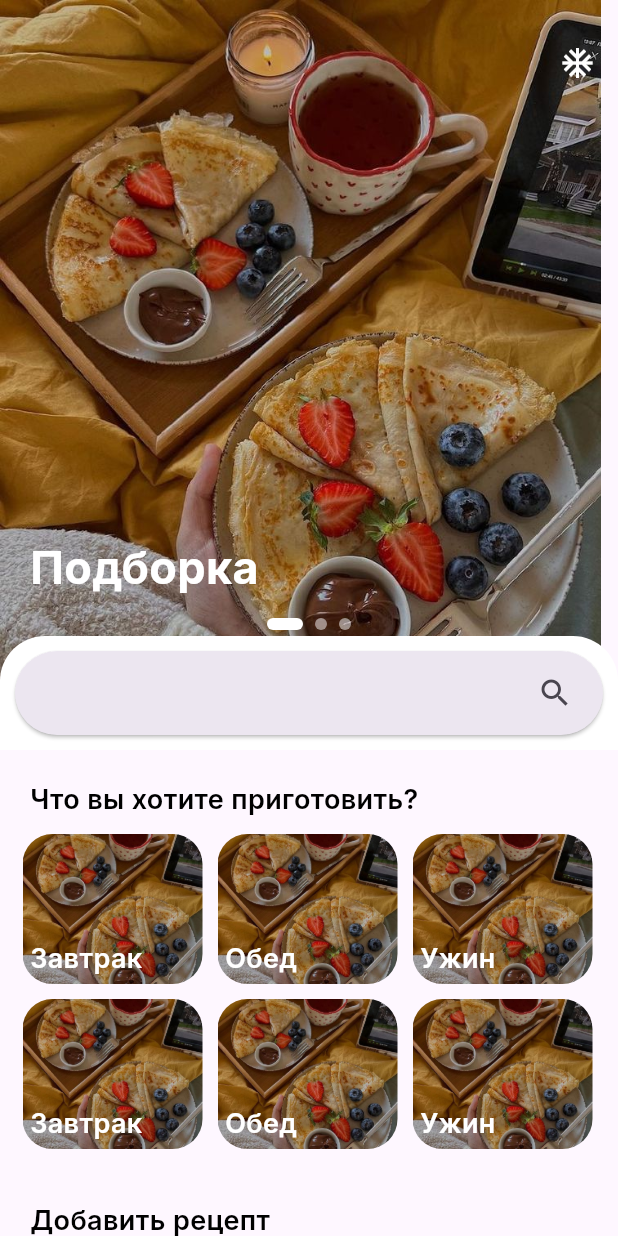
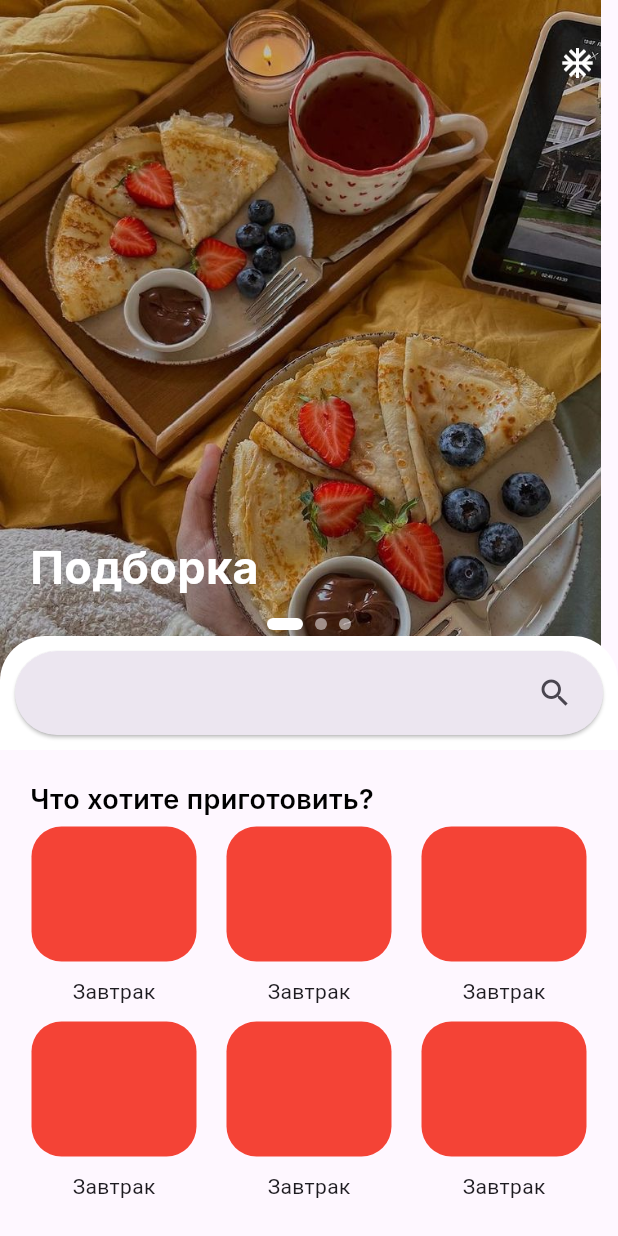
Before and after one commit to Maksi-GitHub/KulinarAppFlutter, a Flutter app: the screen it shows after launch, on a phone screen of 412 x 824 dp. Run offline on Flutter 3.47's test engine with Material 3 defaults, Android fonts, the light colour scheme and no system bars; drawn by our look-alikes of smooth_page_indicator; our stand-ins replace google_fonts.

Commit message:
Переделанные категории и кнопка добавления рецептов

```diff
--- a/lib/pages/home_page.dart
+++ b/lib/pages/home_page.dart
@@ -1,3 +1,4 @@
+import 'package:flutter/cupertino.dart';
 import 'package:flutter/material.dart';
 import 'package:flutter/widgets.dart';
 import 'package:google_fonts/google_fonts.dart';
@@ -164,7 +165,7 @@ class _HomePageState extends State<HomePage> {
           Container(
             padding: const EdgeInsets.only(top: 20, left: 20),
             child: Text(
-              'Что вы хотите приготовить?',
+              'Что хотите приготовить?',
               style: GoogleFonts.inter(
                   textStyle: const TextStyle(
                       color: Colors.black,
@@ -173,210 +174,154 @@ class _HomePageState extends State<HomePage> {
             ),
           ),
           const SizedBox(height: 5),
-          Padding(
-            padding: const EdgeInsets.symmetric(horizontal: 15, vertical: 5),
-            child: Row(
+          Column(
             children: [
-                Stack(
+                Row(
+                  mainAxisAlignment: MainAxisAlignment.center,
                   children: [
-                    SizedBox(
-                      height: 100,
-                      width: 120,
-                      child: ClipRRect(
+                    Container(
+                      padding: const EdgeInsets.only(right: 10),
+                      child: Column(
+                        children: [
+                          Container(
+                            height: 90,
+                            width: 110,
+                            decoration: BoxDecoration(
                               borderRadius: BorderRadius.circular(20),
-                        child: Image.asset(
-                          'assets/test_image.jpg',
-                          fit: BoxFit.cover,
+                              color: Colors.red
                             ),
+                          ),
+                          const Padding(
+                            padding: EdgeInsets.all(10),
+                            child: Text('Завтрак'),
+                          )
+                        ],
                       ),
                     ),
                     Container(
-                        margin: const EdgeInsets.only(left: 5, top: 70),
-                        child: Text(
-                          'Завтрак',
-                          style: GoogleFonts.inter(
-                              textStyle: const TextStyle(
-                                  color: Colors.white,
-                                  fontSize: 18,
-                                  fontWeight: FontWeight.w600)),
-                        ))
+                      padding: const EdgeInsets.only(left: 10, right: 10),
+                      child: Column(
+                        children: [
+                          Container(
+                            height: 90,
+                            width: 110,
+                            decoration: BoxDecoration(
+                              borderRadius: BorderRadius.circular(20),
+                              color: Colors.red
+                            ),
+                          ),
+                          const Padding(
+                            padding: EdgeInsets.all(10),
+                            child: Text('Завтрак'),
+                          )
                         ],
-                ),
-                const SizedBox(
-                  width: 10,
-                ),
-                Stack(
-                  children: [
-                    SizedBox(
-                      height: 100,
-                      width: 120,
-                      child: ClipRRect(
-                        borderRadius: BorderRadius.circular(20),
-                        child: Image.asset(
-                          'assets/test_image.jpg',
-                          fit: BoxFit.cover,
-                        ),
                       ),
                     ),
                     Container(
-                        margin: const EdgeInsets.only(left: 5, top: 70),
-                        child: Text(
-                          'Обед',
-                          style: GoogleFonts.inter(
-                              textStyle: const TextStyle(
-                                  color: Colors.white,
-                                  fontSize: 18,
-                                  fontWeight: FontWeight.w600)),
-                        ))
+                      padding: const EdgeInsets.only(left: 10),
+                      child: Column(
+                        children: [
+                          Container(
+                            height: 90,
+                            width: 110,
+                            decoration: BoxDecoration(
+                              borderRadius: BorderRadius.circular(20),
+                              color: Colors.red
+                            ),
+                          ),
+                          const Padding(
+                            padding: EdgeInsets.all(10),
+                            child: Text('Завтрак'),
+                          )
                         ],
                       ),
-                const SizedBox(
-                  width: 10,
+                    )
+                  ],
                 ),
-                Stack(
+                Row(
+                  mainAxisAlignment: MainAxisAlignment.center,
                   children: [
-                    SizedBox(
-                      height: 100,
-                      width: 120,
-                      child: ClipRRect(
+                    Container(
+                      padding: const EdgeInsets.only(right: 10),
+                      child: Column(
+                        children: [
+                          Container(
+                            height: 90,
+                            width: 110,
+                            decoration: BoxDecoration(
                               borderRadius: BorderRadius.circular(20),
-                        child: Image.asset(
-                          'assets/test_image.jpg',
-                          fit: BoxFit.cover,
+                              color: Colors.red
                             ),
+                          ),
+                          const Padding(
+                            padding: EdgeInsets.all(10),
+                            child: Text('Завтрак'),
+                          )
+                        ],
                       ),
                     ),
                     Container(
-                        margin: const EdgeInsets.only(left: 5, top: 70),
-                        child: Text(
-                          'Ужин',
-                          style: GoogleFonts.inter(
-                              textStyle: const TextStyle(
-                                  color: Colors.white,
-                                  fontSize: 18,
-                                  fontWeight: FontWeight.w600)),
-                        ))
+                      padding: const EdgeInsets.only(left: 10, right: 10),
+                      child: Column(
+                        children: [
+                          Container(
+                            height: 90,
+                            width: 110,
+                            decoration: BoxDecoration(
+                              borderRadius: BorderRadius.circular(20),
+                              color: Colors.red
+                            ),
+                          ),
+                          const Padding(
+                            padding: EdgeInsets.all(10),
+                            child: Text('Завтрак'),
+                          )
+                        ],
+                      ),
+                    ),
+                    Container(
+                      padding: const EdgeInsets.only(left: 10),
+                      child: Column(
+                        children: [
+                          Container(
+                            height: 90,
+                            width: 110,
+                            decoration: BoxDecoration(
+                              borderRadius: BorderRadius.circular(20),
+                              color: Colors.red
+                            ),
+                          ),
+                          const Padding(
+                            padding: EdgeInsets.all(10),
+                            child: Text('Завтрак'),
+                          )
+                        ],
+                      ),
+                    )
                   ],
                 ),
             ],
           ),
+          const SizedBox(
+            height: 20,
+          ),
+          const SizedBox(
+            height: 5,
           ),
           Padding(
-            padding: const EdgeInsets.symmetric(horizontal: 15, vertical: 5),
-            child: Row(
-              children: [
-                Stack(
-                  children: [
-                    SizedBox(
+            padding: const EdgeInsets.symmetric(horizontal: 10),
+            child: Container(
               height: 100,
-                      width: 120,
-                      child: ClipRRect(
-                        borderRadius: BorderRadius.circular(20),
-                        child: Image.asset(
-                          'assets/test_image.jpg',
-                          fit: BoxFit.cover,
-                        ),
-                      ),
-                    ),
-                    Container(
-                        margin: const EdgeInsets.only(left: 5, top: 70),
-                        child: Text(
-                          'Завтрак',
-                          style: GoogleFonts.inter(
-                              textStyle: const TextStyle(
-                                  color: Colors.white,
-                                  fontSize: 18,
-                                  fontWeight: FontWeight.w600)),
-                        ))
-                  ],
-                ),
-                const SizedBox(
-                  width: 10,
-                ),
-                Stack(
-                  children: [
-                    SizedBox(
-                      height: 100,
-                      width: 120,
-                      child: ClipRRect(
-                        borderRadius: BorderRadius.circular(20),
-                        child: Image.asset(
-                          'assets/test_image.jpg',
-                          fit: BoxFit.cover,
-                        ),
-                      ),
-                    ),
-                    Container(
-                        margin: const EdgeInsets.only(left: 5, top: 70),
-                        child: Text(
-                          'Обед',
-                          style: GoogleFonts.inter(
-                              textStyle: const TextStyle(
-                                  color: Colors.white,
-                                  fontSize: 18,
-                                  fontWeight: FontWeight.w600)),
-                        ))
-                  ],
-                ),
-                const SizedBox(
-                  width: 10,
-                ),
-                Stack(
-                  children: [
-                    SizedBox(
-                      height: 100,
-                      width: 120,
-                      child: ClipRRect(
-                        borderRadius: BorderRadius.circular(20),
-                        child: Image.asset(
-                          'assets/test_image.jpg',
-                          fit: BoxFit.cover,
-                        ),
-                      ),
-                    ),
-                    Container(
-                        margin: const EdgeInsets.only(left: 5, top: 70),
-                        child: Text(
-                          'Ужин',
-                          style: GoogleFonts.inter(
-                              textStyle: const TextStyle(
-                                  color: Colors.white,
-                                  fontSize: 18,
-                                  fontWeight: FontWeight.w600)),
-                        ))
-                  ],
-                ),
-              ],
-            ),
-          ),
-          const SizedBox(
-            height: 10,
-          ),
-          Container(
-            padding: const EdgeInsets.only(top: 20, left: 20),
-            child: Text(
+              width: double.infinity,
+              decoration: BoxDecoration(borderRadius: BorderRadius.circular(20),
+              color: Colors.red,),
+              child: Text(textAlign: TextAlign.center,
               'Добавить рецепт',
               style: GoogleFonts.inter(
                   textStyle: const TextStyle(
                       color: Colors.black,
                       fontSize: 18,
                       fontWeight: FontWeight.w600)),
-            ),
-          ),
-          const SizedBox(
-            height: 5,
-          ),
-          Padding(
-            padding: const EdgeInsets.symmetric(horizontal: 10),
-            child: SizedBox(
-              height: 100,
-              width: double.infinity,
-              child: ClipRRect(
-                borderRadius: BorderRadius.circular(20),
-                child: Image.asset(
-                  'assets/test_image.jpg',
-                  fit: BoxFit.cover,
-                ),
             ),
             ),
           ),
@@ -402,45 +347,48 @@ class _HomePageState extends State<HomePage> {
                   scrollDirection: Axis.horizontal,
                   children: [
                     Container(
+                      width: 130,
                       decoration: BoxDecoration(
                         borderRadius: BorderRadius.circular(20),
                         color: Colors.red,
                       ),
-                    width: 130,
+                      child: const Center(child: Text('Избранное')),
                     ),
                     const SizedBox(
                       width: 10,
                     ),
                     Container(
+                      width: 130,
                       decoration: BoxDecoration(
                         borderRadius: BorderRadius.circular(20),
                         color: Colors.red,
                       ),
-                    width: 130,
+                      child: const Center(child: Text('Подбор рецепта')),
                     ),
                     const SizedBox(
                       width: 10,
                     ),
                     Container(
+                      width: 130,
                       decoration: BoxDecoration(
                         borderRadius: BorderRadius.circular(20),
                         color: Colors.red,
                       ),
-                    width: 130,
+                      child: const Center(child: Text('Мои рецепты')),
                     ),
                     const SizedBox(
                       width: 10,
                     ),
                     Container(
+                      width: 130,
                       decoration: BoxDecoration(
                         borderRadius: BorderRadius.circular(20),
                         color: Colors.red,
                       ),
-                    width: 130,
+                      child: const Center(child: Text('Меню на неделю')),
                     ),
                   ],
-             )
-            ),
+                )),
           ),
           const SizedBox(
             height: 20,
```
Lines whose indentation alone changed are shown as unchanged.
